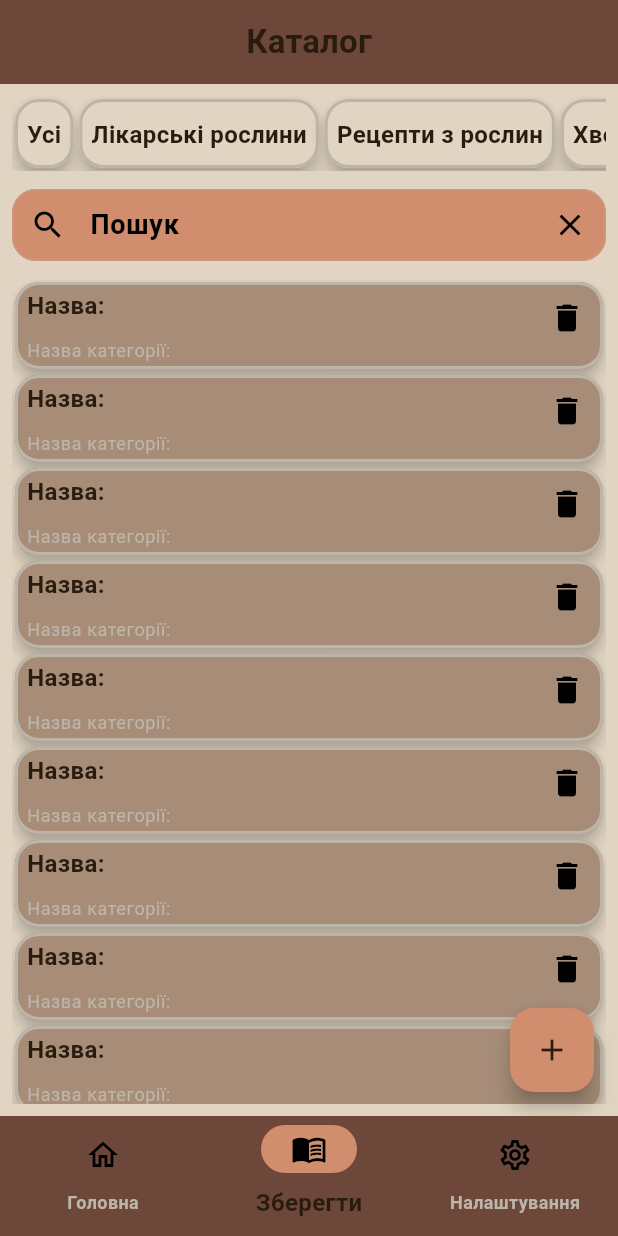
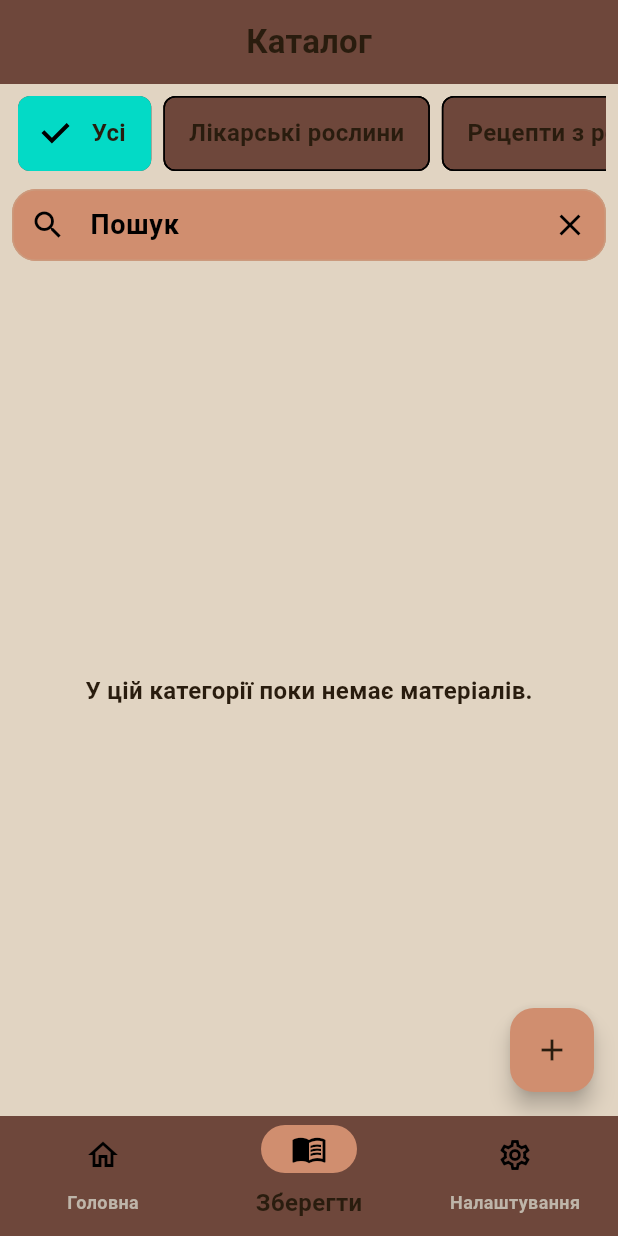
Before and after one commit to NesterovOI/all_for_health, a Flutter app: the screen it shows after launch, item 2 of the bottom bar chosen, on a phone screen of 412 x 824 dp. Run offline on Flutter 3.47's test engine with Material 3 defaults, Android fonts, the phone set to English and light mode, and no system bars; our stand-ins replace drift, flutter_markdown, flutter_riverpod, go_router, youtube_player_flutter; accounts and stored records are empty; generated files the repository leaves out were written again.

Commit message:
Modified catalog_page.dart and save_catalog_page.dart

```diff
--- a/lib/core/theme/app_strings.dart
+++ b/lib/core/theme/app_strings.dart
@@ -7,6 +7,7 @@ abstract class AppStrings {
   static const String menu = 'Меню:';
   static const String emptyCategory = 'У цій категорії поки немає матеріалів.';
   static const String errorLoading = 'Помилка завантаження: ';
+  static const String errorLoadingCategory = 'Помилка завантаження категорій';
   static const String titleCatalog = 'Каталог';
   static const String titleSaveCatalog = 'Збережений каталог';
   static const String chooseCategory = 'Оберіть категорію';
@@ -22,6 +23,13 @@ abstract class AppStrings {
       'Помилка завантаження списку здоровʼя: ';
   static const noName = 'Без назви';
   static const String noDescription = 'Без опису';
-  static const String nameCategory = 'Назва категорії: ';
   static const String nameNote = 'Назва: ';
+  static const String newCategory = 'Нова категорія';
+  static const String nameCategory = 'Назва категорії';
+  static const String nameNoteSavePage = 'Назва нотатки';
+  static const String textNoteSavePage = 'Текст нотатки';
+  static const String cancel = 'Скасувати';
+  static const String saveNoteSavePage = 'Зберегти нотатку';
+  static const String add = 'Додати';
+  static const String addCategory = 'Додати категорію';
 }
--- a/lib/features/catalog/presentation/pages/catalog_page.dart
+++ b/lib/features/catalog/presentation/pages/catalog_page.dart
@@ -4,8 +4,8 @@ import 'package:flutter_riverpod/flutter_riverpod.dart';
 import 'package:all_for_health/features/catalog/domain/entities/export_entity.dart';
 import 'package:go_router/go_router.dart';
 import 'package:all_for_health/core/navigation/app_router.dart';
-
-final catalogPageProvider = Provider((ref) => CatalogPage());
+import 'package:all_for_health/features/catalog/domain/entities/export_entity.dart';
+import 'package:all_for_health/features/catalog/presentation/provider/database_provider.dart';
 
 class CatalogPage extends ConsumerStatefulWidget {
   const CatalogPage({super.key});
@@ -25,16 +25,13 @@ class _CatalogPageState extends ConsumerState<CatalogPage> {
 
   @override
   Widget build(BuildContext context) {
-    final isDark = Theme.of(context).brightness == Brightness.dark;
-    final List<CategoryEntity> catalogItems = [
-      CategoryEntity(id: '1', nameCategory: AppStrings.categoryName1),
-      CategoryEntity(id: '2', nameCategory: AppStrings.categoryName2),
-      CategoryEntity(id: '3', nameCategory: AppStrings.categoryName3),
-      CategoryEntity(id: '4', nameCategory: AppStrings.categoryName4),
-      CategoryEntity(id: '5', nameCategory: AppStrings.categoryName5),
-      CategoryEntity(id: '6', nameCategory: AppStrings.categoryName6),
-      CategoryEntity(id: '7', nameCategory: AppStrings.categoryName7),
-    ];
+    final allCategory = CategoryEntity(
+      id: 'all',
+      nameCategory: AppStrings.categoryName1,
+    );
+    final categoriesAsync = ref.watch(categoriesStreamProvider);
+    final notesAsync = ref.watch(notesStreamProvider);
+    final selectedCategory = ref.watch(selectedCategoryFilterProvider);
     return Scaffold(
       appBar: AppBar(
         title: Text(
@@ -50,32 +47,41 @@ class _CatalogPageState extends ConsumerState<CatalogPage> {
           children: [
             SizedBox(
               height: AppDimensions.spaceXL,
-              child: ListView.builder(
+              child: categoriesAsync.when(
+                data: (categories) {
+                  final listWithAll = [allCategory, ...categories];
+                  return ListView.builder(
                     scrollDirection: Axis.horizontal,
-                itemCount: catalogItems.length,
+                    itemCount: listWithAll.length,
                     itemBuilder: (context, index) {
-                  final category = catalogItems[index];
-                  return Card(
-                    color: isDark
-                        ? AppColors.darkBackground
-                        : AppColors.lightBackground,
-                    child: InkWell(
-                      borderRadius: BorderRadius.circular(
-                        AppDimensions.radiusM,
+                      final category = listWithAll[index];
+                      final isSelected =
+                          (selectedCategory == category.id) ||
+                          (selectedCategory == null && category.id == 'all');
+                      return Padding(
+                        padding: const EdgeInsets.symmetric(
+                          horizontal: AppDimensions.radiusXXS,
                         ),
-                      onTap: () {
-                        //Потрібно додати логіку для вибору категорії із списку
-                      },
-                      child: Padding(
-                        padding: const EdgeInsets.all(AppDimensions.spaceXS),
-                        child: Text(
+                        child: ChoiceChip(
+                          label: Text(
                             category.nameCategory,
                             style: Theme.of(context).textTheme.bodyMedium,
                           ),
-                      ),
+                          selected: isSelected,
+                          onSelected: (bool selected) {
+                            ref
+                                .read(selectedCategoryFilterProvider.notifier)
+                                .selectCategory(
+                                  (category.id == 'all') ? null : category.id,
+                                );
+                          },
                         ),
                       );
                     },
+                  );
+                },
+                loading: () => const Center(child: CircularProgressIndicator()),
+                error: (err, stack) => Text('${AppStrings.errorLoading}$err'),
               ),
             ),
             const SizedBox(height: AppDimensions.spaceXXXM),
@@ -95,44 +101,43 @@ class _CatalogPageState extends ConsumerState<CatalogPage> {
             ),
             const SizedBox(height: AppDimensions.spaceXXXM),
             Expanded(
-              child: ListView.builder(
-                itemCount: 10,
+              child: notesAsync.when(
+                data: (notes) {
+                  if (notes.isEmpty) {
+                    return Center(child: Text(AppStrings.emptyCategory));
+                  }
+                  return ListView.builder(
+                    itemCount: notes.length,
                     itemBuilder: (context, index) {
+                      final note = notes[index];
                       return Card(
-                    child: Row(
-                      crossAxisAlignment: CrossAxisAlignment.start,
-                      mainAxisAlignment: MainAxisAlignment.spaceBetween,
-                      children: [
-                        Padding(
-                          padding: const EdgeInsets.symmetric(
-                            horizontal: AppDimensions.spaceXS,
+                        margin: const EdgeInsets.only(
+                          bottom: AppDimensions.spaceXS,
                         ),
-                          child: Column(
-                            crossAxisAlignment: CrossAxisAlignment.start,
-                            children: [
-                              Text(
-                                AppStrings.nameNote,
+                        child: ListTile(
+                          title: Text(
+                            note.name,
                             style: Theme.of(context).textTheme.bodyMedium,
                           ),
-                              SizedBox(height: AppDimensions.spaceXXXS),
-                              Text(
-                                AppStrings.nameCategory,
+                          subtitle: Text(
+                            note.text,
                             style: Theme.of(context).textTheme.bodySmall,
+                            maxLines: 2,
+                            overflow: TextOverflow.ellipsis,
                           ),
-                            ],
+                          trailing: IconButton(
+                            onPressed: () {
+                              ref.read(databaseProvider).deleteNote(note.id);
+                            },
+                            icon: Icon(Icons.delete, color: AppColors.error),
                           ),
-                        ),
-                        IconButton(
-                          onPressed: () {},
-                          icon: const Icon(
-                            Icons.delete,
-                            size: AppDimensions.spaceXXXL,
-                          ),
-                        ),
-                      ],
                         ),
                       );
                     },
+                  );
+                },
+                error: (err, stack) => Text('${AppStrings.errorLoading}$err'),
+                loading: () => Center(child: CircularProgressIndicator()),
               ),
             ),
           ],
--- a/lib/features/home/presentation/pages/home_page.dart
+++ b/lib/features/home/presentation/pages/home_page.dart
@@ -91,7 +91,7 @@ class _HomePageState extends ConsumerState<HomePage> {
                                 AppDimensions.radiusM,
                               ),
                               child: Image.asset(
-                                'assets/images/menu/menu$index.jpg',
+                                'assets/images/menu/menu$index.webp',
                                 width: double.infinity,
                                 fit: BoxFit.cover,
                               ),
```
Also changed, not shown: lib/core/database/app_database.dart (+36 -1 lines), lib/features/catalog/presentation/pages/save_catalog_page.dart (+138 -6 lines), assets/images/menu/menu0.jpg (deleted), assets/images/menu/menu0.webp (added), assets/images/menu/menu1.jpg (deleted), assets/images/menu/menu1.webp (added), assets/images/menu/menu2.jpg (deleted), assets/images/menu/menu2.webp (added), assets/images/menu/menu3.jpg (deleted), assets/images/menu/menu3.webp (added), assets/images/menu/menu4.jpg (deleted), assets/images/menu/menu4.webp (added), assets/images/menu/menu5.jpg (deleted), assets/images/menu/menu5.webp (added), 1 more files. Lines whose indentation alone changed are shown as unchanged.
